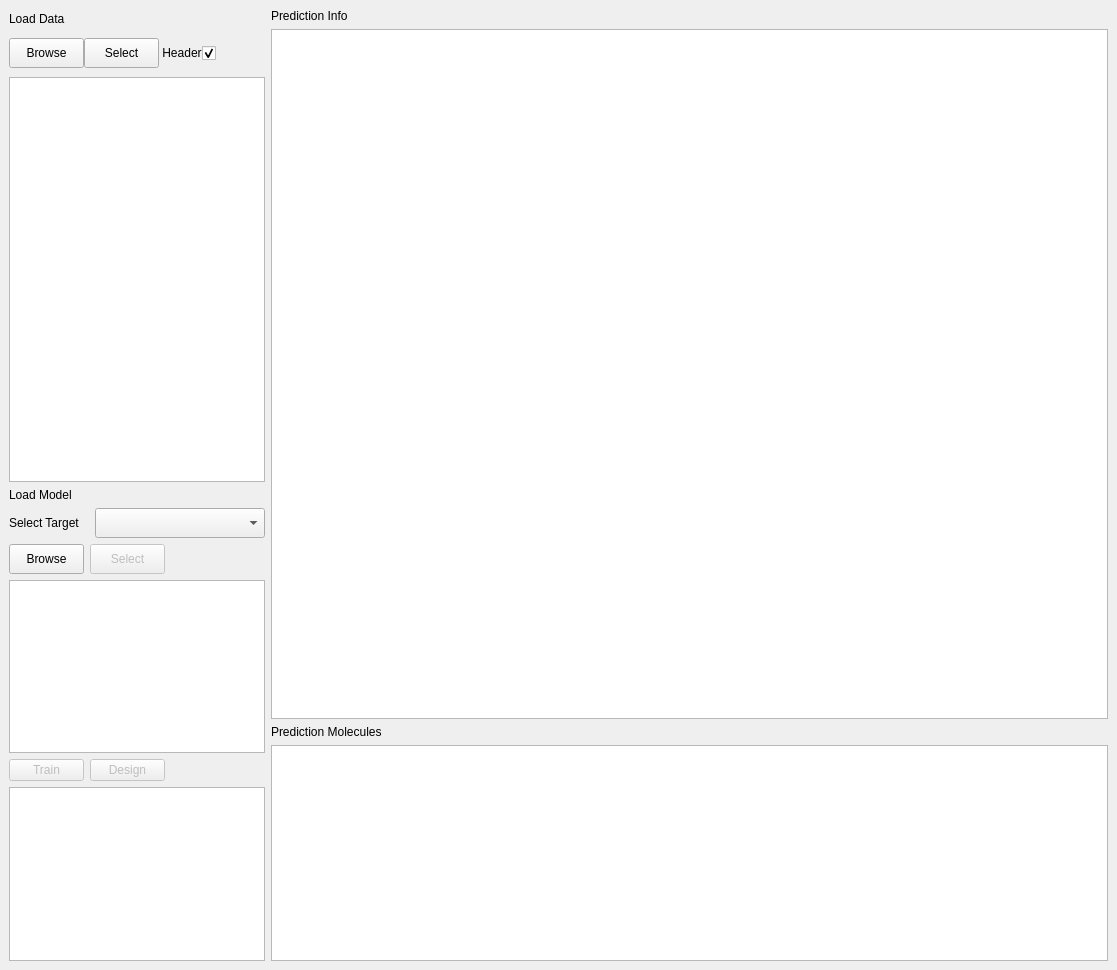
Old version of the form QSAR-UI/mainwindow4.ui in the repository sheMnapion/AI-QSAR.
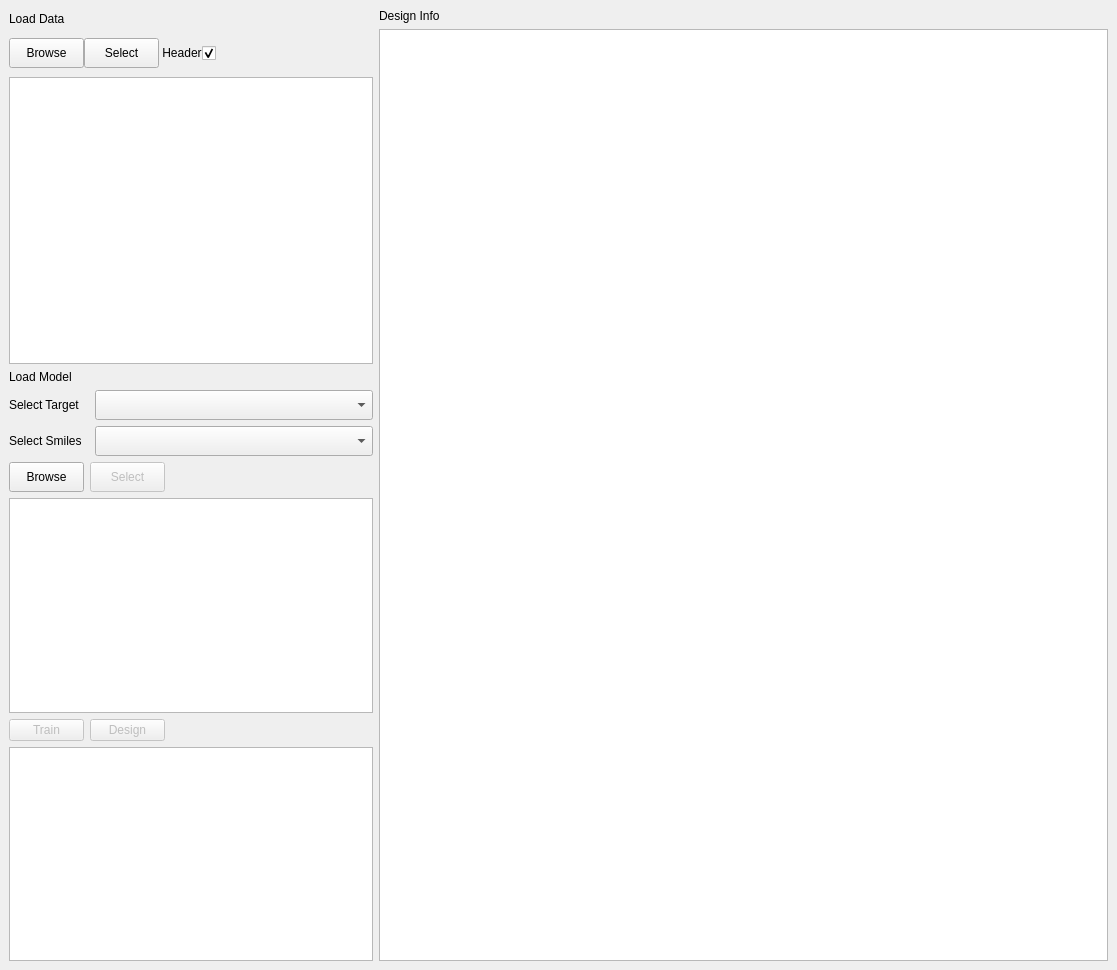
New version of the form.

Commit message: Add Column Selection(QComboBox) for SMILES; Remove garbage in tab4.py

```diff
--- a/QSAR-UI/mainwindow4.ui
+++ b/QSAR-UI/mainwindow4.ui
@@ -20,11 +20,11 @@
    <string>MainWindow</string>
   </property>
   <widget class="QWidget" name="centralwidget">
-   <layout class="QVBoxLayout" name="verticalLayout_4">
+   <layout class="QHBoxLayout" name="horizontalLayout_8">
     <item>
-     <layout class="QHBoxLayout" name="horizontalLayout_4" stretch="0,5">
+     <layout class="QHBoxLayout" name="horizontalLayout_4" stretch="1,2">
       <item>
-       <layout class="QVBoxLayout" name="verticalLayout_2" stretch="25,25">
+       <layout class="QVBoxLayout" name="verticalLayout_2" stretch="15,25">
         <property name="sizeConstraint">
          <enum>QLayout::SetDefaultConstraint</enum>
         </property>
@@ -211,7 +211,7 @@
          </layout>
         </item>
         <item>
-         <layout class="QVBoxLayout" name="verticalLayout" stretch="0,0,0,0,0,0">
+         <layout class="QVBoxLayout" name="verticalLayout" stretch="0,0,0,0,0,0,0">
           <property name="sizeConstraint">
            <enum>QLayout::SetFixedSize</enum>
           </property>
@@ -285,6 +285,57 @@
             </item>
            </layout>
           </item>
+          <item>
+           <layout class="QHBoxLayout" name="horizontalLayout_7">
+            <item>
+             <widget class="QLabel" name="label_9">
+              <property name="sizePolicy">
+               <sizepolicy hsizetype="Fixed" vsizetype="Fixed">
+                <horstretch>0</horstretch>
+                <verstretch>0</verstretch>
+               </sizepolicy>
+              </property>
+              <property name="minimumSize">
+               <size>
+                <width>80</width>
+                <height>25</height>
+               </size>
+              </property>
+              <property name="maximumSize">
+               <size>
+                <width>80</width>
+                <height>30</height>
+               </size>
+              </property>
+              <property name="text">
+               <string>Select Smiles</string>
+              </property>
+             </widget>
+            </item>
+            <item>
+             <widget class="QComboBox" name="smilesSelectComboBox">
+              <property name="sizePolicy">
+               <sizepolicy hsizetype="Expanding" vsizetype="Fixed">
+                <horstretch>0</horstretch>
+                <verstretch>0</verstretch>
+               </sizepolicy>
+              </property>
+              <property name="minimumSize">
+               <size>
+                <width>150</width>
+                <height>30</height>
+               </size>
+              </property>
+              <property name="maximumSize">
+               <size>
+                <width>16777215</width>
+                <height>30</height>
+               </size>
+              </property>
+             </widget>
+            </item>
+           </layout>
+          </item>
           <item>
            <layout class="QHBoxLayout" name="horizontalLayout_2">
             <property name="sizeConstraint">
@@ -456,7 +507,7 @@
        </layout>
       </item>
       <item>
-       <layout class="QVBoxLayout" name="verticalLayout_6" stretch="15,5">
+       <layout class="QVBoxLayout" name="verticalLayout_6" stretch="15">
         <property name="sizeConstraint">
          <enum>QLayout::SetDefaultConstraint</enum>
         </property>
@@ -485,7 +536,7 @@
                </size>
               </property>
               <property name="text">
-               <string>Prediction Info</string>
+               <string>Design Info</string>
               </property>
              </widget>
             </item>
@@ -509,53 +560,6 @@
           </item>
          </layout>
         </item>
-        <item>
-         <layout class="QVBoxLayout" name="verticalLayout_9">
-          <item>
-           <widget class="QWidget" name="widget" native="true">
-            <layout class="QVBoxLayout" name="verticalLayout_7">
-             <property name="sizeConstraint">
-              <enum>QLayout::SetMaximumSize</enum>
-             </property>
-             <property name="leftMargin">
-              <number>0</number>
-             </property>
-             <property name="topMargin">
-              <number>0</number>
-             </property>
-             <property name="rightMargin">
-              <number>0</number>
-             </property>
-             <property name="bottomMargin">
-              <number>0</number>
-             </property>
-             <item>
-              <widget class="QLabel" name="label_6">
-               <property name="sizePolicy">
-                <sizepolicy hsizetype="Expanding" vsizetype="Fixed">
-                 <horstretch>1</horstretch>
-                 <verstretch>0</verstretch>
-                </sizepolicy>
-               </property>
-               <property name="maximumSize">
-                <size>
-                 <width>16777215</width>
-                 <height>30</height>
-                </size>
-               </property>
-               <property name="text">
-                <string>Prediction Molecules</string>
-               </property>
-              </widget>
-             </item>
-             <item>
-              <widget class="QTableWidget" name="tableWidget"/>
-             </item>
-            </layout>
-           </widget>
-          </item>
-         </layout>
-        </item>
        </layout>
       </item>
      </layout>
```
Left out of the diff: 4 changed lines with no effect on the pictures. The commit also changes 6 other files.
